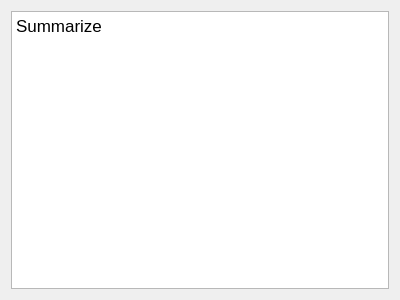
Old version of the form app/view/widget/uisummarizeview.ui in the repository emtrai/hrm_monastery.
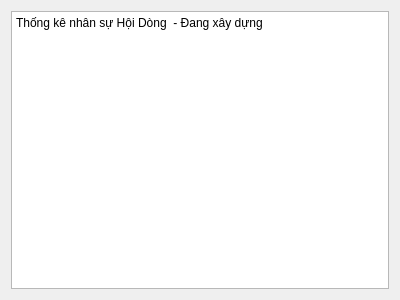
New version of the form.

Diff of the .ui file:
```diff
--- a/app/view/widget/uisummarizeview.ui
+++ b/app/view/widget/uisummarizeview.ui
@@ -21,8 +21,8 @@
 &lt;html&gt;&lt;head&gt;&lt;meta name=&quot;qrichtext&quot; content=&quot;1&quot; /&gt;&lt;meta charset=&quot;utf-8&quot; /&gt;&lt;style type=&quot;text/css&quot;&gt;
 p, li { white-space: pre-wrap; }
 hr { height: 1px; border-width: 0; }
-&lt;/style&gt;&lt;/head&gt;&lt;body style=&quot; font-family:'.AppleSystemUIFont'; font-size:13pt; font-weight:400; font-style:normal;&quot;&gt;
-&lt;p style=&quot; margin-top:0px; margin-bottom:0px; margin-left:0px; margin-right:0px; -qt-block-indent:0; text-indent:0px;&quot;&gt;Summarize&lt;/p&gt;&lt;/body&gt;&lt;/html&gt;</string>
+&lt;/style&gt;&lt;/head&gt;&lt;body style=&quot; font-family:'Segoe UI'; font-size:9pt; font-weight:400; font-style:normal;&quot;&gt;
+&lt;p style=&quot; margin-top:6px; margin-bottom:6px; margin-left:0px; margin-right:0px; -qt-block-indent:0; text-indent:0px;&quot;&gt;Thống kê nhân sự Hội Dòng  - Đang xây dựng&lt;/p&gt;&lt;/body&gt;&lt;/html&gt;</string>
      </property>
     </widget>
    </item>
```
Left out of the diff: 5 changed lines with no effect on the pictures.
